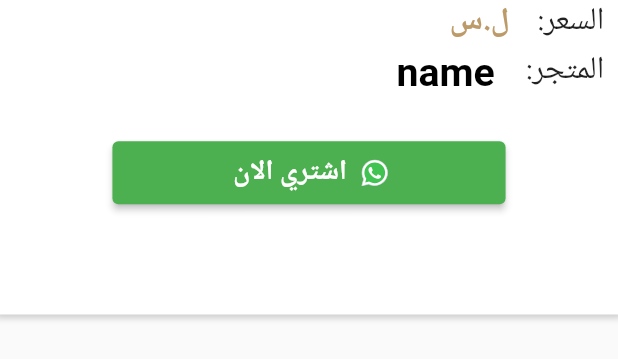
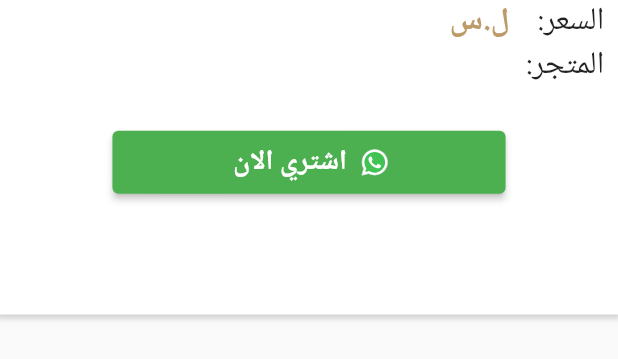
Before and after one commit to AghyadHamdoun/caphore_shop, a Flutter app: the ProductBottom widget shown alone on an empty page, opened directly with empty values, on a phone screen of 412 x 824 dp. Shown: the top 359 px of the screen. Run offline on Flutter 3.47's test engine with Material 2 defaults, Android fonts, the phone set to English and light mode, and no system bars; our stand-ins replace animate_do, cached_network_image, carousel_slider, dartz, dio, easy_localization and 9 more; missing offline and left inert: flutter_wp_woocommerce, simple_html_css; network calls fail.

Commit message:
changes2

```diff
--- a/lib/features/attributes/presentation/screens/components/store_products_component.dart
+++ b/lib/features/attributes/presentation/screens/components/store_products_component.dart
@@ -32,7 +32,7 @@
             return GridView.builder(
               physics: const NeverScrollableScrollPhysics(),
               gridDelegate: SliverGridDelegateWithFixedCrossAxisCount(
-                  crossAxisCount: 2, childAspectRatio: 0.63.r),
+                  crossAxisCount: 2, childAspectRatio: 0.55.r),
               itemCount: state.termProducts.length,
               shrinkWrap: true,
               itemBuilder: (BuildContext context, int index) {
--- a/lib/features/categories/presentation/screeens/component/category_product_component.dart
+++ b/lib/features/categories/presentation/screeens/component/category_product_component.dart
@@ -31,7 +31,7 @@
           case RequestState.loaded:
             return GridView.builder(
               gridDelegate: SliverGridDelegateWithFixedCrossAxisCount(
-                  crossAxisCount: 2, childAspectRatio: 0.63.r),
+                  crossAxisCount: 2, childAspectRatio: 0.55.r),
               itemCount: state.categoryProducts.length,
               shrinkWrap: true,
               itemBuilder: (BuildContext context, int index) {
--- a/lib/features/categories/presentation/screeens/product.dart
+++ b/lib/features/categories/presentation/screeens/product.dart
@@ -46,6 +46,7 @@
           ),
         ),
         bottomNavigationBar: ProductBottom(
+          storename: product.categories[0].name,
           price: product.price,
           orginalPrice: product.regularPrice,
         ),
--- a/lib/features/categories/presentation/screeens/widgets/productbotoom.dart
+++ b/lib/features/categories/presentation/screeens/widgets/productbotoom.dart
@@ -9,10 +9,12 @@
 class ProductBottom extends StatelessWidget {
   final String price;
   final String orginalPrice;
+  final String storename;
   const ProductBottom({
     super.key,
     required this.price,
     required this.orginalPrice,
+    required this.storename,
   });
 
   @override
@@ -63,10 +65,10 @@
                 style: TextStyle(fontSize: 20.sp),
               ),
               Text(
-                "  name",
+                storename,
                 style: TextStyle(
                     color: Colors.black,
-                    fontSize: 25.sp,
+                    fontSize: 20.sp,
                     fontWeight: FontWeight.bold),
               ),
             ],
--- a/lib/features/categories/presentation/screeens/widgets/productcard.dart
+++ b/lib/features/categories/presentation/screeens/widgets/productcard.dart
@@ -91,7 +91,7 @@
                                   fontWeight: FontWeight.bold),
                             ),
                       subtitle: Text(
-                        "$orginalprice+dsdsss ",
+                        "$orginalprice ",
                         style: TextStyle(
                             decoration: TextDecoration.lineThrough,
                             fontSize: 12.sp,
```
